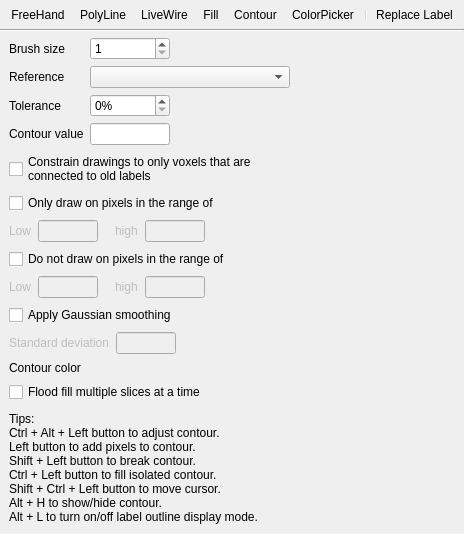
Qt form freeview/ToolWindowEdit.ui (freesurfer/freesurfer) before a commit.
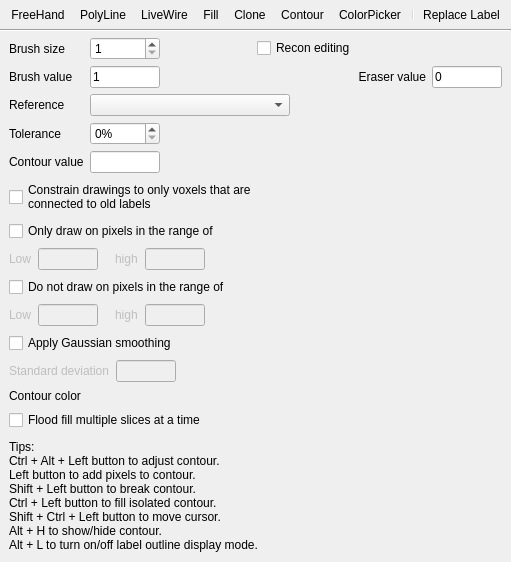
The same form after that commit. Icons and pictures are not drawn. Custom widgets are drawn as their Qt base class.

```diff
--- a/freeview/ToolWindowEdit.ui
+++ b/freeview/ToolWindowEdit.ui
@@ -41,6 +41,7 @@
      <addaction name="actionPolyLine"/>
      <addaction name="actionLiveWire"/>
      <addaction name="actionFill"/>
+     <addaction name="actionClone"/>
      <addaction name="actionContour"/>
      <addaction name="actionColorPicker"/>
      <addaction name="separator"/>
@@ -96,27 +97,14 @@
          </property>
         </widget>
        </item>
-       <item row="0" column="2" colspan="3">
-        <spacer name="horizontalSpacer">
-         <property name="orientation">
-          <enum>Qt::Horizontal</enum>
-         </property>
-         <property name="sizeHint" stdset="0">
-          <size>
-           <width>0</width>
-           <height>0</height>
-          </size>
-         </property>
-        </spacer>
-       </item>
-       <item row="1" column="0">
+       <item row="2" column="0">
         <widget class="QLabel" name="labelReference">
          <property name="text">
           <string>Reference</string>
          </property>
         </widget>
        </item>
-       <item row="1" column="1" colspan="3">
+       <item row="2" column="1" colspan="5">
         <widget class="QComboBox" name="comboBoxReference">
          <property name="sizePolicy">
           <sizepolicy hsizetype="Preferred" vsizetype="Fixed">
@@ -132,14 +120,36 @@
          </property>
         </widget>
        </item>
-       <item row="2" column="0">
+       <item row="3" column="0">
         <widget class="QLabel" name="labelTolerance">
          <property name="text">
           <string>Tolerance</string>
          </property>
         </widget>
        </item>
-       <item row="3" column="0">
+       <item row="4" column="1">
+        <widget class="QLineEdit" name="lineEditContourValue">
+         <property name="minimumSize">
+          <size>
+           <width>65</width>
+           <height>0</height>
+          </size>
+         </property>
+         <property name="maximumSize">
+          <size>
+           <width>70</width>
+           <height>16777215</height>
+          </size>
+         </property>
+         <property name="baseSize">
+          <size>
+           <width>0</width>
+           <height>0</height>
+          </size>
+         </property>
+        </widget>
+       </item>
+       <item row="4" column="0">
         <widget class="QLabel" name="labelContourValue">
          <property name="text">
           <string>Contour value</string>
@@ -147,35 +157,13 @@
         </widget>
        </item>
        <item row="3" column="1">
-        <widget class="QLineEdit" name="lineEditContourValue">
-         <property name="minimumSize">
-          <size>
-           <width>0</width>
-           <height>0</height>
-          </size>
-         </property>
-         <property name="maximumSize">
-          <size>
-           <width>80</width>
-           <height>16777215</height>
-          </size>
-         </property>
-         <property name="baseSize">
-          <size>
-           <width>0</width>
-           <height>0</height>
-          </size>
-         </property>
-        </widget>
-       </item>
-       <item row="2" column="1">
         <widget class="QSpinBox" name="spinBoxTolerance">
          <property name="suffix">
           <string>%</string>
          </property>
         </widget>
        </item>
-       <item row="2" column="3">
+       <item row="3" column="2" colspan="4">
         <spacer name="horizontalSpacer_2">
          <property name="orientation">
           <enum>Qt::Horizontal</enum>
@@ -188,7 +176,7 @@
          </property>
         </spacer>
        </item>
-       <item row="3" column="3">
+       <item row="4" column="2" colspan="4">
         <spacer name="horizontalSpacer_3">
          <property name="orientation">
           <enum>Qt::Horizontal</enum>
@@ -201,6 +189,93 @@
          </property>
         </spacer>
        </item>
+       <item row="0" column="3" colspan="3">
+        <widget class="QCheckBox" name="checkBoxReconEditing">
+         <property name="text">
+          <string>Recon editing</string>
+         </property>
+        </widget>
+       </item>
+       <item row="1" column="0">
+        <widget class="QLabel" name="labelBrushValue">
+         <property name="text">
+          <string>Brush value</string>
+         </property>
+        </widget>
+       </item>
+       <item row="1" column="2" colspan="3">
+        <widget class="QLabel" name="labelEraseValue">
+         <property name="text">
+          <string>Eraser value</string>
+         </property>
+         <property name="alignment">
+          <set>Qt::AlignRight|Qt::AlignTrailing|Qt::AlignVCenter</set>
+         </property>
+        </widget>
+       </item>
+       <item row="1" column="1">
+        <widget class="QLineEdit" name="lineEditBrushValue">
+         <property name="minimumSize">
+          <size>
+           <width>0</width>
+           <height>0</height>
+          </size>
+         </property>
+         <property name="maximumSize">
+          <size>
+           <width>70</width>
+           <height>16777215</height>
+          </size>
+         </property>
+         <property name="baseSize">
+          <size>
+           <width>0</width>
+           <height>0</height>
+          </size>
+         </property>
+         <property name="text">
+          <string>1</string>
+         </property>
+        </widget>
+       </item>
+       <item row="1" column="5">
+        <widget class="QLineEdit" name="lineEditEraseValue">
+         <property name="minimumSize">
+          <size>
+           <width>65</width>
+           <height>0</height>
+          </size>
+         </property>
+         <property name="maximumSize">
+          <size>
+           <width>70</width>
+           <height>16777215</height>
+          </size>
+         </property>
+         <property name="baseSize">
+          <size>
+           <width>0</width>
+           <height>0</height>
+          </size>
+         </property>
+         <property name="text">
+          <string>0</string>
+         </property>
+        </widget>
+       </item>
+       <item row="0" column="2">
+        <spacer name="horizontalSpacer">
+         <property name="orientation">
+          <enum>Qt::Horizontal</enum>
+         </property>
+         <property name="sizeHint" stdset="0">
+          <size>
+           <width>1</width>
+           <height>1</height>
+          </size>
+         </property>
+        </spacer>
+       </item>
       </layout>
      </item>
      <item>
@@ -619,6 +694,21 @@
     <string>Replace Label</string>
    </property>
   </action>
+  <action name="actionClone">
+   <property name="checkable">
+    <bool>true</bool>
+   </property>
+   <property name="icon">
+    <iconset resource="freeview.qrc">
+     <normaloff>:/resource/icons/voxel_draw_clone.png</normaloff>:/resource/icons/voxel_draw_clone.png</iconset>
+   </property>
+   <property name="text">
+    <string>Clone</string>
+   </property>
+   <property name="toolTip">
+    <string>Clone Voxel</string>
+   </property>
+  </action>
  </widget>
  <customwidgets>
   <customwidget>
```
Left out of the diff: 225 changed lines with no effect on the pictures.
